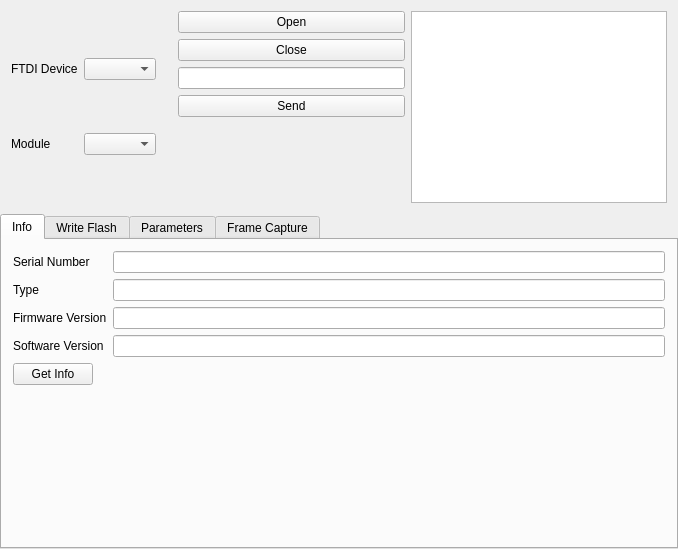
This is FTDIDeviceControl/ftdidevicecontrol.ui in dzenmaster/FTDIDeviceControl as Qt 5 draws it before an edit. The edited form follows.
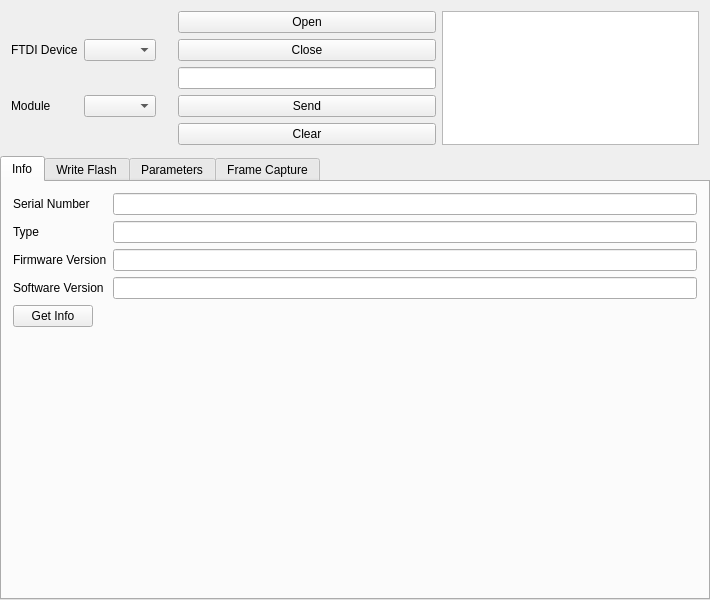
This is the edited form. Icons and pictures are not drawn.

```diff
--- a/FTDIDeviceControl/ftdidevicecontrol.ui
+++ b/FTDIDeviceControl/ftdidevicecontrol.ui
@@ -6,8 +6,8 @@
    <rect>
     <x>0</x>
     <y>0</y>
-    <width>678</width>
-    <height>549</height>
+    <width>710</width>
+    <height>600</height>
    </rect>
   </property>
   <property name="windowTitle">
@@ -81,7 +81,11 @@
         <widget class="QLineEdit" name="leSend"/>
        </item>
        <item row="0" column="1" rowspan="5">
-        <widget class="QTextEdit" name="teReceive"/>
+        <widget class="QTextEdit" name="teReceive">
+         <property name="readOnly">
+          <bool>true</bool>
+         </property>
+        </widget>
        </item>
        <item row="1" column="0">
         <widget class="QPushButton" name="pbClose">
@@ -90,6 +94,13 @@
          </property>
         </widget>
        </item>
+       <item row="4" column="0">
+        <widget class="QPushButton" name="pbClear">
+         <property name="text">
+          <string>Clear</string>
+         </property>
+        </widget>
+       </item>
       </layout>
      </widget>
     </item>
```
